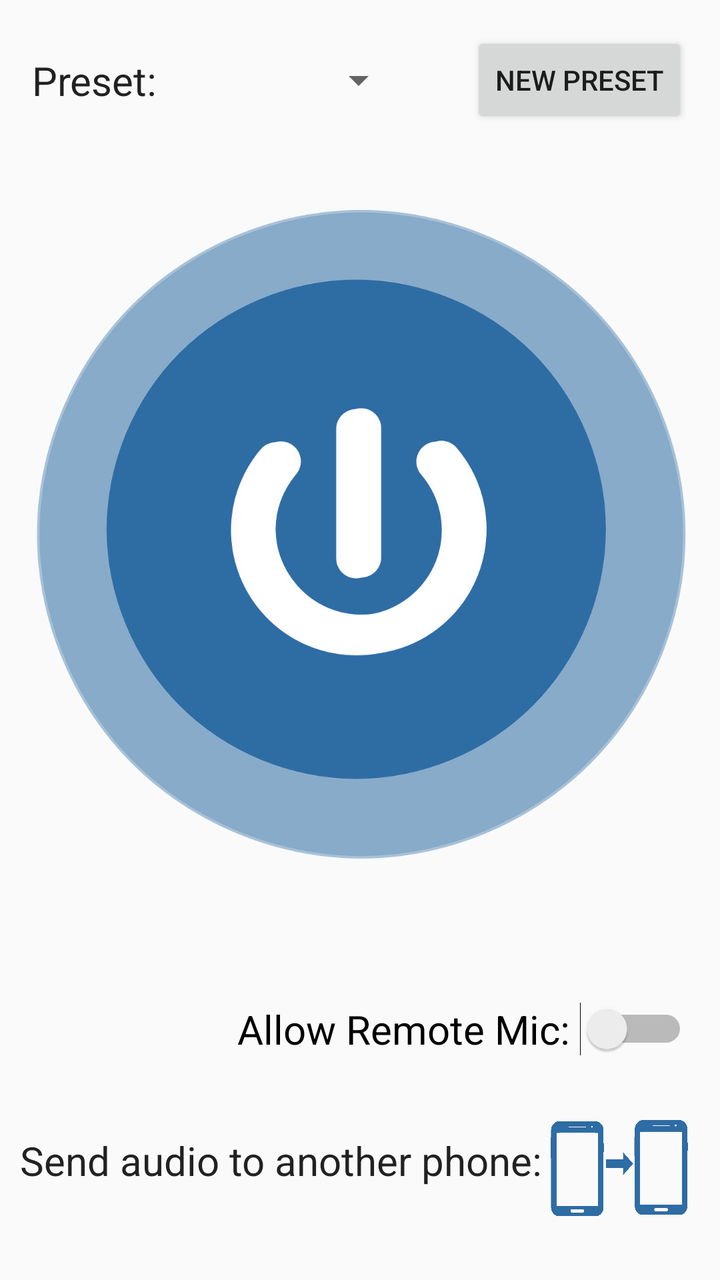
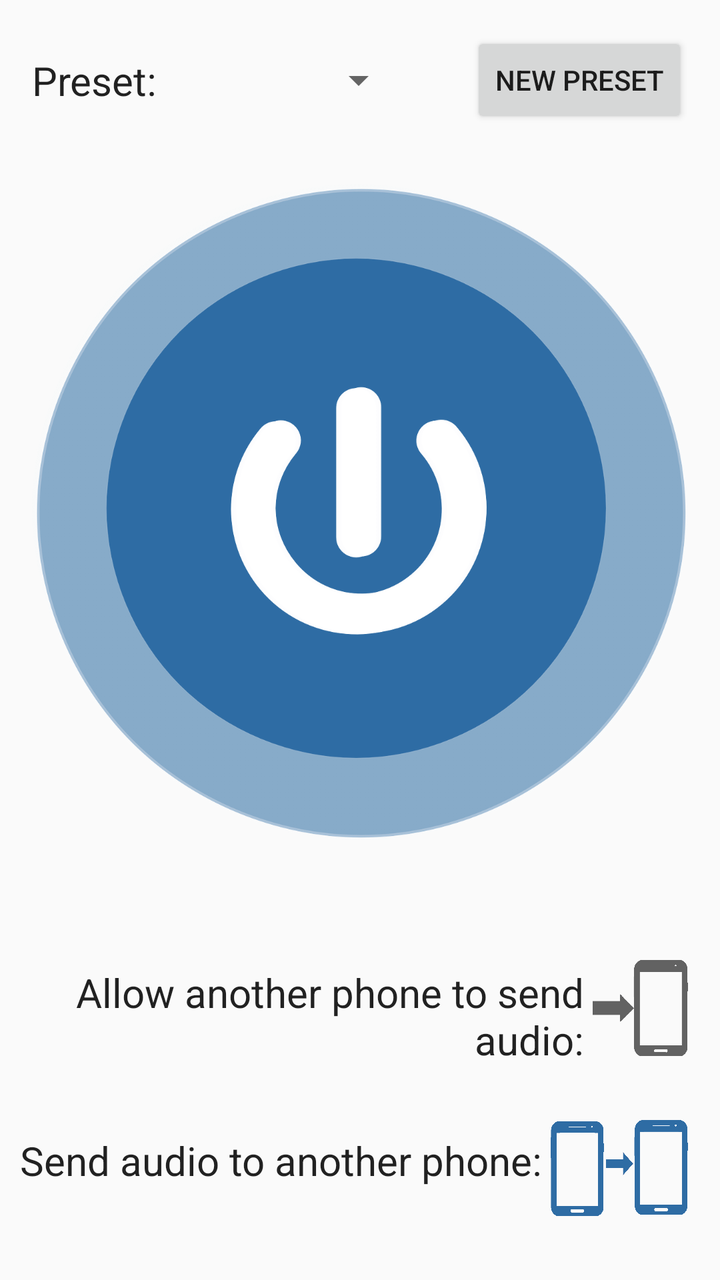

An Android layout rendered at two revisions. The XML below is the earlier revision; the diff shows what the commit changed to produce the second picture.
<!-- AndroidManifest.xml: activity theme AppTheme.NoActionBar -->
<!-- res/layout/activity_main.xml -->
<?xml version="1.0" encoding="utf-8"?>
<android.support.constraint.ConstraintLayout xmlns:android="http://schemas.android.com/apk/res/android"
    xmlns:app="http://schemas.android.com/apk/res-auto"
    xmlns:tools="http://schemas.android.com/tools"
    android:layout_width="match_parent"
    android:layout_height="match_parent"
    tools:context="peterson.ttu.edu.backupaids.activities.MainActivity">

    <TextView
        android:id="@+id/presetLabel"
        android:layout_width="wrap_content"
        android:layout_height="wrap_content"
        android:text="Preset:"
        android:textSize="20sp"
        android:textAppearance="@android:style/TextAppearance.DeviceDefault"
        android:layout_marginTop="16dp"
        android:layout_marginBottom="16dp"
        android:layout_marginStart="16dp"
        android:layout_marginEnd="16dp"
        app:layout_constraintTop_toTopOf="@id/newPresetButton"
        app:layout_constraintBottom_toBottomOf="@+id/newPresetButton"
        app:layout_constraintLeft_toLeftOf="parent"
        app:layout_constraintRight_toLeftOf="@id/presetSpinner"/>

    <Spinner
        android:id="@+id/presetSpinner"
        android:layout_width="0dp"
        android:layout_height="0dp"
        android:layout_marginTop="16dp"
        android:layout_marginBottom="16dp"
        android:layout_marginStart="16dp"
        android:layout_marginEnd="16dp"
        app:layout_constraintHorizontal_weight="1"
        app:layout_constraintTop_toTopOf="@id/newPresetButton"
        app:layout_constraintBottom_toBottomOf="@+id/newPresetButton"
        app:layout_constraintLeft_toRightOf="@id/presetLabel"
        app:layout_constraintRight_toLeftOf="@id/newPresetButton"/>

    <Button
        android:id="@+id/newPresetButton"
        android:layout_width="wrap_content"
        android:layout_height="wrap_content"
        android:onClick="newPreset"
        android:text="New Preset"
        android:layout_marginTop="16dp"
        android:layout_marginBottom="16dp"
        android:layout_marginStart="16dp"
        android:layout_marginEnd="16dp"
        app:layout_constraintTop_toTopOf="parent"
        app:layout_constraintBottom_toTopOf="@id/playSound"
        app:layout_constraintLeft_toRightOf="@id/presetSpinner"
        app:layout_constraintRight_toRightOf="parent" />

    <ImageButton
        android:id="@+id/playSound"
        android:layout_width="0dp"
        android:layout_height="0dp"
        android:adjustViewBounds="false"
        android:background="@android:color/transparent"
        android:onClick="playSound"
        android:scaleType="fitCenter"
        android:src="@drawable/power_button_blue2"
        android:layout_marginTop="16dp"
        android:layout_marginBottom="16dp"
        android:layout_marginStart="16dp"
        android:layout_marginEnd="16dp"
        app:layout_constraintHorizontal_bias="0.6"
        app:layout_constraintBottom_toTopOf="@id/makeDiscoverable"
        app:layout_constraintTop_toBottomOf="@id/presetSpinner"
        app:layout_constraintLeft_toLeftOf="parent"
        app:layout_constraintRight_toRightOf="parent"
        app:layout_constraintVertical_bias="0.6" />

    <Switch
        android:id="@+id/makeDiscoverable"
        android:layout_width="0dp"
        android:layout_height="wrap_content"
        android:layout_marginBottom="8dp"
        android:layout_marginTop="16dp"
        android:layout_marginStart="4dp"
        android:layout_marginEnd="16dp"
        android:text="Allow Remote Mic: "
        android:textSize="20sp"
        android:textAlignment="textEnd"
        android:onClick="discoverableToggled"
        app:layout_constraintBottom_toTopOf="@id/sendToOtherPhoneButton"
        app:layout_constraintRight_toRightOf="parent"
        app:layout_constraintTop_toBottomOf="@id/playSound" />

    <TextView
        android:id="@+id/textForSendToOtherPhoneButton"
        android:layout_width="0dp"
        android:layout_height="wrap_content"
        android:layout_marginBottom="16dp"
        android:layout_marginTop="8dp"
        android:text="Send audio to another phone:"
        android:textSize="20sp"
        android:textAlignment="viewEnd"
        android:textAppearance="@android:style/TextAppearance.DeviceDefault"
        app:layout_constraintBottom_toBottomOf="@id/sendToOtherPhoneButton"
        app:layout_constraintHorizontal_bias="1.0"
        app:layout_constraintLeft_toLeftOf="parent"
        app:layout_constraintRight_toLeftOf="@id/sendToOtherPhoneButton"
        app:layout_constraintTop_toTopOf="@id/sendToOtherPhoneButton" />

    <ImageButton
        android:id="@+id/sendToOtherPhoneButton"
        android:layout_width="69dp"
        android:layout_height="48dp"
        android:adjustViewBounds="false"
        android:background="@android:color/transparent"
        android:onClick="sendToOtherPhone"
        android:scaleType="fitEnd"
        android:src="@drawable/phone_to_phone"
        android:layout_marginTop="8dp"
        android:layout_marginBottom="16dp"
        android:layout_marginStart="4dp"
        android:layout_marginEnd="16dp"
        app:layout_constraintLeft_toRightOf="@id/textForSendToOtherPhoneButton"
        app:layout_constraintTop_toBottomOf="@id/makeDiscoverable"
        app:layout_constraintBottom_toBottomOf="parent"
        app:layout_constraintRight_toRightOf="parent"/>

</android.support.constraint.ConstraintLayout>
<!-- resources referenced by this layout -->
<resources>
  <!-- drawable phone_to_phone: png bitmap (drawable, 26349 bytes) -->
  <!-- drawable power_button_blue2: png bitmap (drawable, 214661 bytes) -->
  <style name="AppTheme.NoActionBar">
          <item name="windowActionBar">false</item>
          <item name="windowNoTitle">true</item>
      </style>
</resources>

<!-- the commit's change to res/layout/activity_main.xml (unified diff, before → after) -->
@@ -71,21 +71,42 @@
         app:layout_constraintRight_toRightOf="parent"
         app:layout_constraintVertical_bias="0.6" />
 
-    <Switch
-        android:id="@+id/makeDiscoverable"
+    
+
+
+    <TextView
+        android:id="@+id/textForMakeDiscoverableButton"
         android:layout_width="0dp"
         android:layout_height="wrap_content"
+        android:layout_marginTop="16dp"
         android:layout_marginBottom="8dp"
+        android:text="Allow another phone to send audio:"
+        android:textSize="20sp"
+        android:textAlignment="viewEnd"
+        android:textAppearance="@android:style/TextAppearance.DeviceDefault"
+        app:layout_constraintTop_toTopOf="@id/makeDiscoverable"
+        app:layout_constraintBottom_toBottomOf="@id/makeDiscoverable"
+        app:layout_constraintHorizontal_bias="1.0"
+        app:layout_constraintLeft_toLeftOf="parent"
+        app:layout_constraintRight_toLeftOf="@id/makeDiscoverable" />
+
+    <ImageButton
+        android:id="@+id/makeDiscoverable"
+        android:layout_width="48dp"
+        android:layout_height="48dp"
         android:layout_marginTop="16dp"
+        android:layout_marginBottom="8dp"
         android:layout_marginStart="4dp"
         android:layout_marginEnd="16dp"
-        android:text="Allow Remote Mic: "
-        android:textSize="20sp"
-        android:textAlignment="textEnd"
-        android:onClick="discoverableToggled"
+        android:adjustViewBounds="false"
+        android:scaleType="fitEnd"
+        android:src="@drawable/phone_in_gray"
+        android:background="@android:color/transparent"
+        android:onClick="makeDiscoverable"
+        app:layout_constraintTop_toBottomOf="@id/playSound"
         app:layout_constraintBottom_toTopOf="@id/sendToOtherPhoneButton"
-        app:layout_constraintRight_toRightOf="parent"
-        app:layout_constraintTop_toBottomOf="@id/playSound" />
+        app:layout_constraintLeft_toRightOf="@id/textForMakeDiscoverableButton"
+        app:layout_constraintRight_toRightOf="parent" />
 
     <TextView
         android:id="@+id/textForSendToOtherPhoneButton"
<!-- resource entries referenced after the edit -->
@@ -1,5 +1,6 @@
 <!-- resources referenced by this layout -->
 <resources>
+  <!-- drawable phone_in_gray: png bitmap (drawable, 2130 bytes) -->
   <!-- drawable phone_to_phone: png bitmap (drawable, 26349 bytes) -->
   <!-- drawable power_button_blue2: png bitmap (drawable, 214661 bytes) -->
   <style name="AppTheme.NoActionBar">
